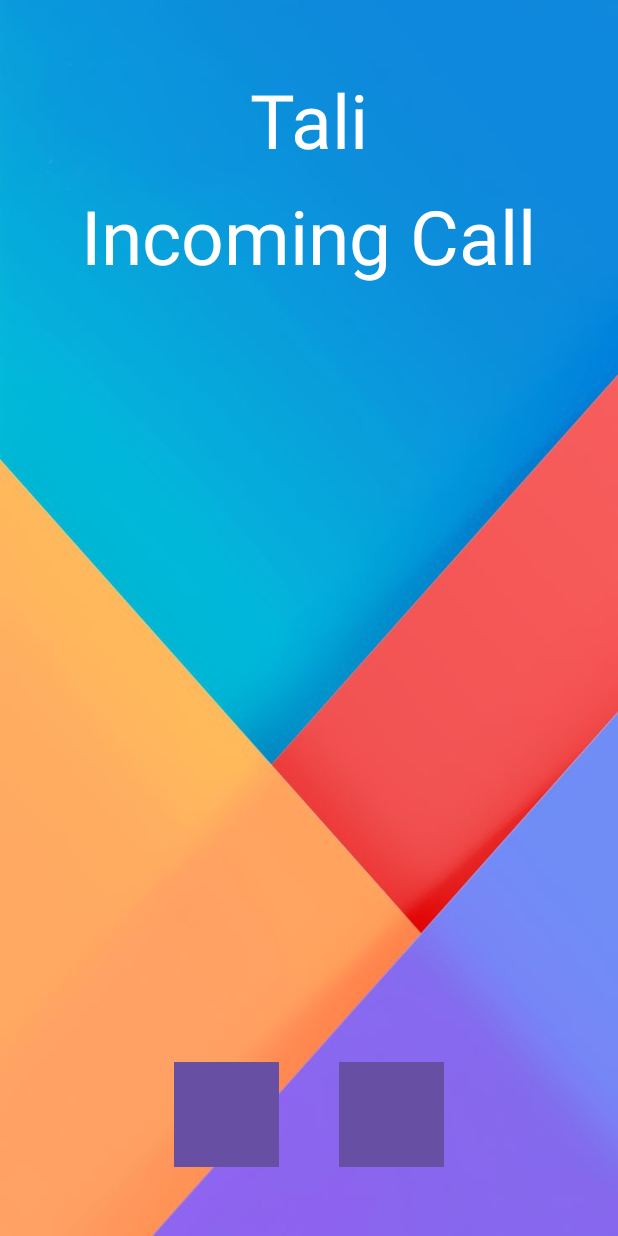
After one commit to Ayalaav/safe_keep, an Android app: the layout activity_fake_call.xml on its own in the app's theme, with its tools: preview values and no code run, on a phone screen of 412 x 824 dp. The commit adds this screen. Run offline under Robolectric (Android 15) with nearby library versions, the phone set to English and light mode, and no system bars.

Commit message:
fake call files

```diff
--- /dev/null
+++ b/app/src/main/res/layout/activity_fake_call.xml
@@ -0,0 +1,59 @@
+<?xml version="1.0" encoding="utf-8"?>
+<RelativeLayout xmlns:android="http://schemas.android.com/apk/res/android"
+    android:layout_width="match_parent"
+    android:layout_height="match_parent"
+    android:background="@drawable/color"
+    android:padding="16dp">
+
+    <TextView
+        android:id="@+id/caller_name"
+        android:layout_width="wrap_content"
+        android:layout_height="wrap_content"
+        android:text="Tali"
+        android:textSize="50sp"
+        android:textColor="@android:color/white"
+        android:layout_alignParentTop="true"
+        android:layout_marginTop="30dp"
+        android:layout_centerHorizontal="true"/>
+
+    <TextView
+        android:id="@+id/incoming_call_title"
+        android:layout_width="wrap_content"
+        android:layout_height="wrap_content"
+        android:text="Incoming Call"
+        android:textSize="50sp"
+        android:textColor="@android:color/white"
+        android:layout_below="@id/caller_name"
+        android:layout_marginTop="10dp"
+        android:layout_centerHorizontal="true"/>
+
+
+
+    <LinearLayout
+        android:id="@+id/call_actions"
+        android:layout_width="match_parent"
+        android:layout_height="wrap_content"
+        android:orientation="horizontal"
+        android:layout_alignParentBottom="true"
+        android:layout_centerHorizontal="true"
+        android:gravity="center"
+        android:layout_marginBottom="30dp">
+
+        <Button
+            android:id="@+id/accept_call_button"
+            android:layout_width="70dp"
+            android:layout_height="70dp"
+            android:background="@drawable/income"
+            android:contentDescription="Accept Call"
+            android:layout_marginRight="40dp"
+            android:onClick="onAcceptCall"/>
+
+        <Button
+            android:id="@+id/decline_call_button"
+            android:layout_width="70dp"
+            android:layout_height="70dp"
+            android:background="@drawable/reject"
+            android:contentDescription="Decline Call"
+            android:onClick="onDeclineCall"/>
+    </LinearLayout>
+</RelativeLayout>
--- a/app/src/main/res/layout/activity_login.xml
+++ b/app/src/main/res/layout/activity_login.xml
@@ -4,7 +4,7 @@
     xmlns:tools="http://schemas.android.com/tools"
     android:layout_width="match_parent"
     android:layout_height="match_parent"
-    android:background="@drawable/color"
+    android:background="@drawable/back1"
     android:gravity="center"
     android:orientation="vertical"
     android:padding="15dp"
@@ -16,14 +16,14 @@
         android:layout_marginBottom="20dp"
         android:gravity="center"
         android:text="@string/sign_in"
-        android:textColor="@color/white"
+        android:textColor="@color/lavender"
         android:textSize="30sp"
         android:textStyle="bold" />
 
     <com.google.android.material.textfield.TextInputLayout
         android:layout_width="match_parent"
         android:layout_height="wrap_content"
-        android:textColorHint="@color/white">
+        android:textColorHint="@color/lavender">
 
         <com.google.android.material.textfield.TextInputEditText
             android:id="@+id/email"
```
Also changed, not shown: app/src/main/AndroidManifest.xml (+16 -0 lines), app/src/main/java/com/safe_keep/app/TempActivity.java (+12 -0 lines), app/src/main/res/layout/activity_temp.xml (+10 -0 lines), app/src/main/res/drawable/back.png (added), app/src/main/res/drawable/back1.png (added), app/src/main/res/drawable/back2.png (added), app/src/main/res/drawable/income.png (added), app/src/main/res/drawable/reject.png (added), app/src/main/res/drawable/tali.png (added).
